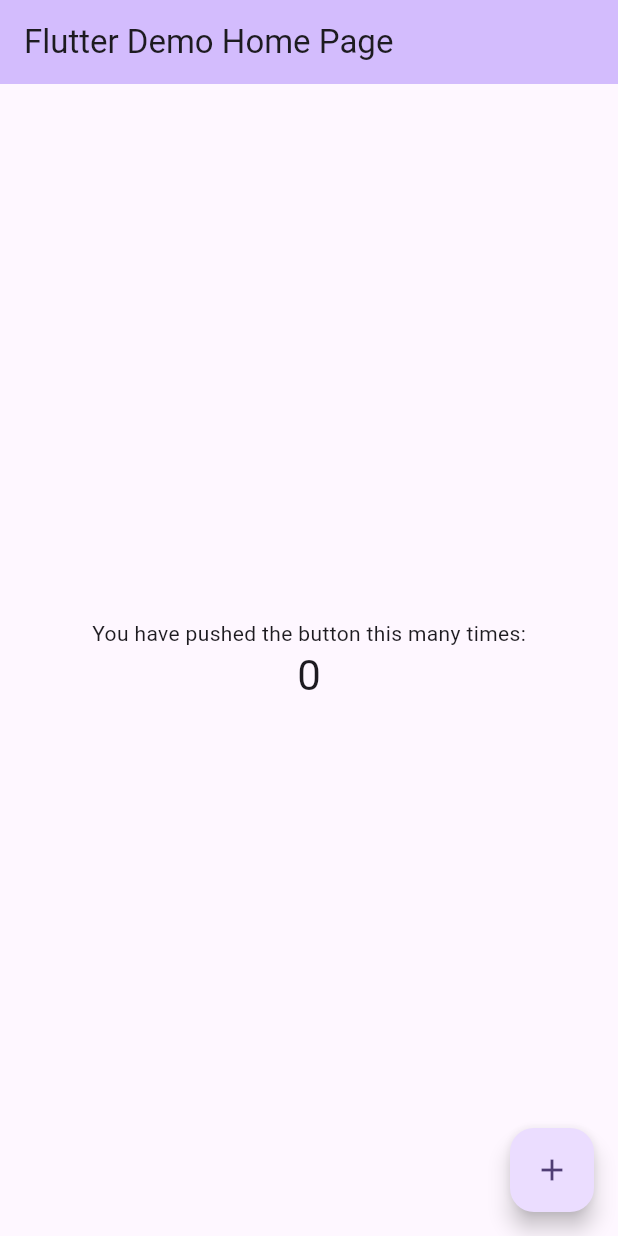
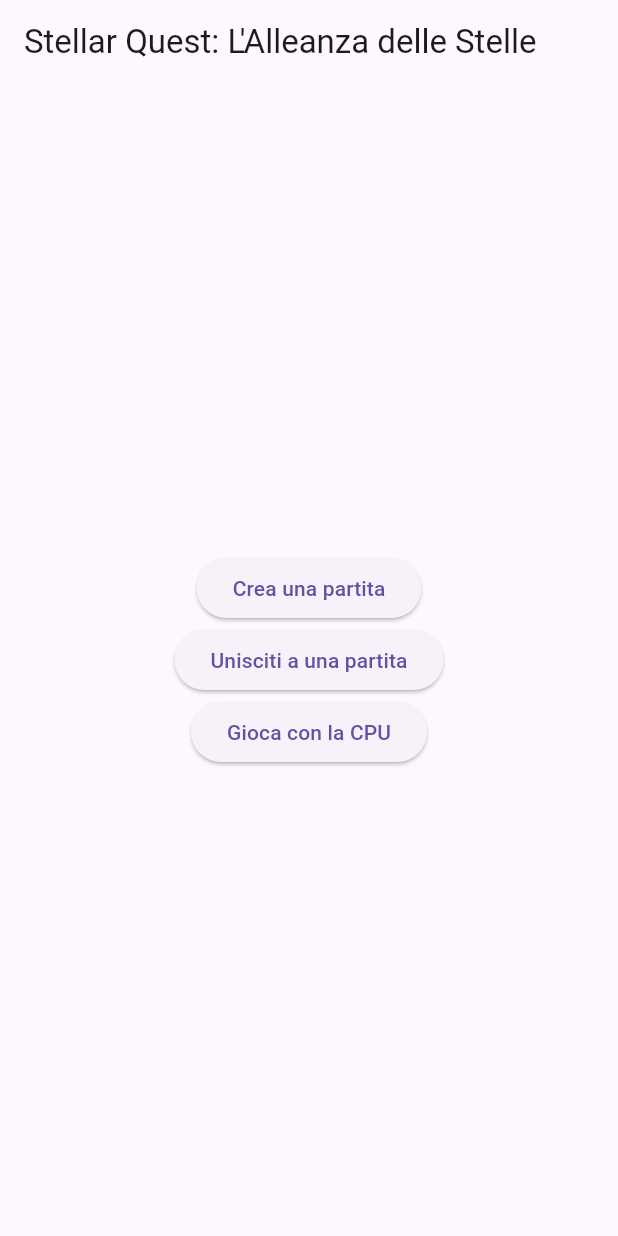
Before and after one commit to alticozzi/stellar_quest, a Flutter app: the screen it shows after launch, on a phone screen of 412 x 824 dp. Run offline on Flutter 3.47's test engine with Material 3 defaults, Android fonts, the phone set to English and light mode, and no system bars.

Commit message:
✨ feat: Set up main application structure and navigation: Create HomeScreen with buttons for game actions (Create Game, Join Game, Play with CPU)

```diff
--- a/lib/main.dart
+++ b/lib/main.dart
@@ -1,125 +1,20 @@
 import 'package:flutter/material.dart';
+import 'src/screens/home_screen.dart'; // La schermata principale
 
 void main() {
-  runApp(const MyApp());
+  runApp(StellarQuestApp());
 }
 
-class MyApp extends StatelessWidget {
-  const MyApp({super.key});
-
-  // This widget is the root of your application.
+class StellarQuestApp extends StatelessWidget {
   @override
   Widget build(BuildContext context) {
     return MaterialApp(
-      title: 'Flutter Demo',
+      title: 'Stellar Quest: L\'Alleanza delle Stelle',
       theme: ThemeData(
-        // This is the theme of your application.
-        //
-        // TRY THIS: Try running your application with "flutter run". You'll see
-        // the application has a purple toolbar. Then, without quitting the app,
-        // try changing the seedColor in the colorScheme below to Colors.green
-        // and then invoke "hot reload" (save your changes or press the "hot
-        // reload" button in a Flutter-supported IDE, or press "r" if you used
-        // the command line to start the app).
-        //
-        // Notice that the counter didn't reset back to zero; the application
-        // state is not lost during the reload. To reset the state, use hot
-        // restart instead.
-        //
-        // This works for code too, not just values: Most code changes can be
-        // tested with just a hot reload.
-        colorScheme: ColorScheme.fromSeed(seedColor: Colors.deepPurple),
-        useMaterial3: true,
+        primarySwatch: Colors.blue,
+        visualDensity: VisualDensity.adaptivePlatformDensity,
       ),
-      home: const MyHomePage(title: 'Flutter Demo Home Page'),
+      home: HomeScreen(),
     );
   }
 }
-
-class MyHomePage extends StatefulWidget {
-  const MyHomePage({super.key, required this.title});
-
-  // This widget is the home page of your application. It is stateful, meaning
-  // that it has a State object (defined below) that contains fields that affect
-  // how it looks.
-
-  // This class is the configuration for the state. It holds the values (in this
-  // case the title) provided by the parent (in this case the App widget) and
-  // used by the build method of the State. Fields in a Widget subclass are
-  // always marked "final".
-
-  final String title;
-
-  @override
-  State<MyHomePage> createState() => _MyHomePageState();
-}
-
-class _MyHomePageState extends State<MyHomePage> {
-  int _counter = 0;
-
-  void _incrementCounter() {
-    setState(() {
-      // This call to setState tells the Flutter framework that something has
-      // changed in this State, which causes it to rerun the build method below
-      // so that the display can reflect the updated values. If we changed
-      // _counter without calling setState(), then the build method would not be
-      // called again, and so nothing would appear to happen.
-      _counter++;
-    });
-  }
-
-  @override
-  Widget build(BuildContext context) {
-    // This method is rerun every time setState is called, for instance as done
-    // by the _incrementCounter method above.
-    //
-    // The Flutter framework has been optimized to make rerunning build methods
-    // fast, so that you can just rebuild anything that needs updating rather
-    // than having to individually change instances of widgets.
-    return Scaffold(
-      appBar: AppBar(
-        // TRY THIS: Try changing the color here to a specific color (to
-        // Colors.amber, perhaps?) and trigger a hot reload to see the AppBar
-        // change color while the other colors stay the same.
-        backgroundColor: Theme.of(context).colorScheme.inversePrimary,
-        // Here we take the value from the MyHomePage object that was created by
-        // the App.build method, and use it to set our appbar title.
-        title: Text(widget.title),
-      ),
-      body: Center(
-        // Center is a layout widget. It takes a single child and positions it
-        // in the middle of the parent.
-        child: Column(
-          // Column is also a layout widget. It takes a list of children and
-          // arranges them vertically. By default, it sizes itself to fit its
-          // children horizontally, and tries to be as tall as its parent.
-          //
-          // Column has various properties to control how it sizes itself and
-          // how it positions its children. Here we use mainAxisAlignment to
-          // center the children vertically; the main axis here is the vertical
-          // axis because Columns are vertical (the cross axis would be
-          // horizontal).
-          //
-          // TRY THIS: Invoke "debug painting" (choose the "Toggle Debug Paint"
-          // action in the IDE, or press "p" in the console), to see the
-          // wireframe for each widget.
-          mainAxisAlignment: MainAxisAlignment.center,
-          children: <Widget>[
-            const Text(
-              'You have pushed the button this many times:',
-            ),
-            Text(
-              '$_counter',
-              style: Theme.of(context).textTheme.headlineMedium,
-            ),
-          ],
-        ),
-      ),
-      floatingActionButton: FloatingActionButton(
-        onPressed: _incrementCounter,
-        tooltip: 'Increment',
-        child: const Icon(Icons.add),
-      ), // This trailing comma makes auto-formatting nicer for build methods.
-    );
-  }
-}
--- /dev/null
+++ b/lib/src/screens/home_screen.dart
@@ -0,0 +1,37 @@
+import 'package:flutter/material.dart';
+
+class HomeScreen extends StatelessWidget {
+  @override
+  Widget build(BuildContext context) {
+    return Scaffold(
+      appBar: AppBar(
+        title: Text('Stellar Quest: L\'Alleanza delle Stelle'),
+      ),
+      body: Center(
+        child: Column(
+          mainAxisAlignment: MainAxisAlignment.center,
+          children: <Widget>[
+            ElevatedButton(
+              onPressed: () {
+                // Funzione per creare una partita
+              },
+              child: Text('Crea una partita'),
+            ),
+            ElevatedButton(
+              onPressed: () {
+                // Funzione per unirsi a una partita
+              },
+              child: Text('Unisciti a una partita'),
+            ),
+            ElevatedButton(
+              onPressed: () {
+                // Funzione per giocare con la CPU
+              },
+              child: Text('Gioca con la CPU'),
+            ),
+          ],
+        ),
+      ),
+    );
+  }
+}
```
Also changed, not shown: 3 other files.
